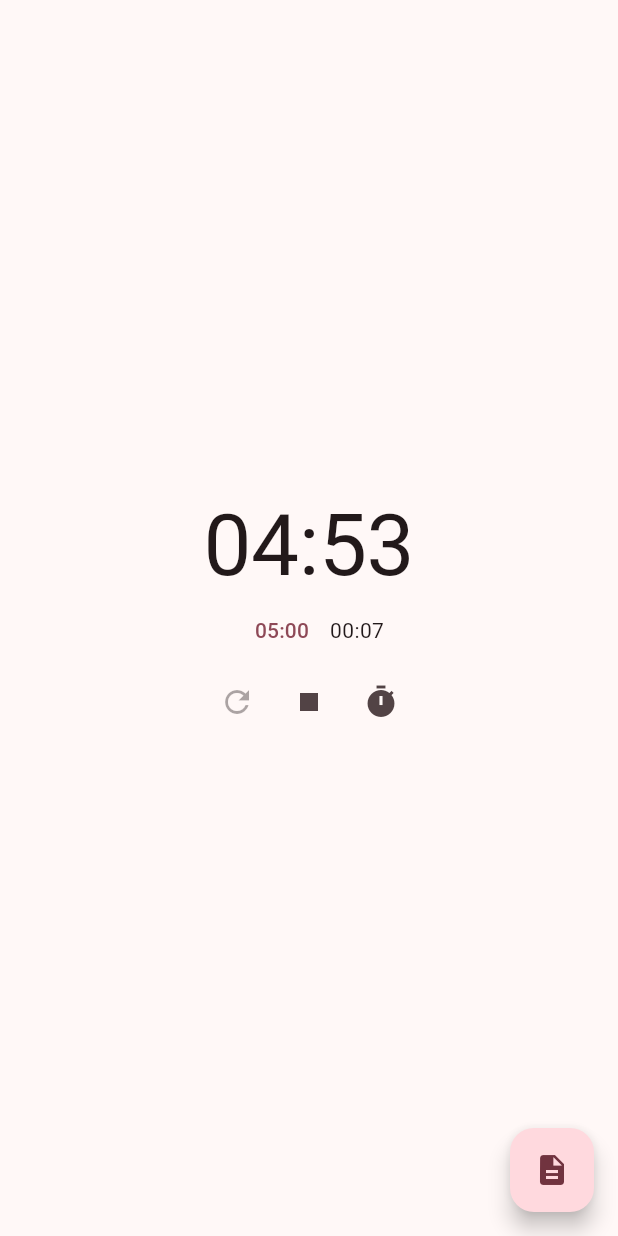
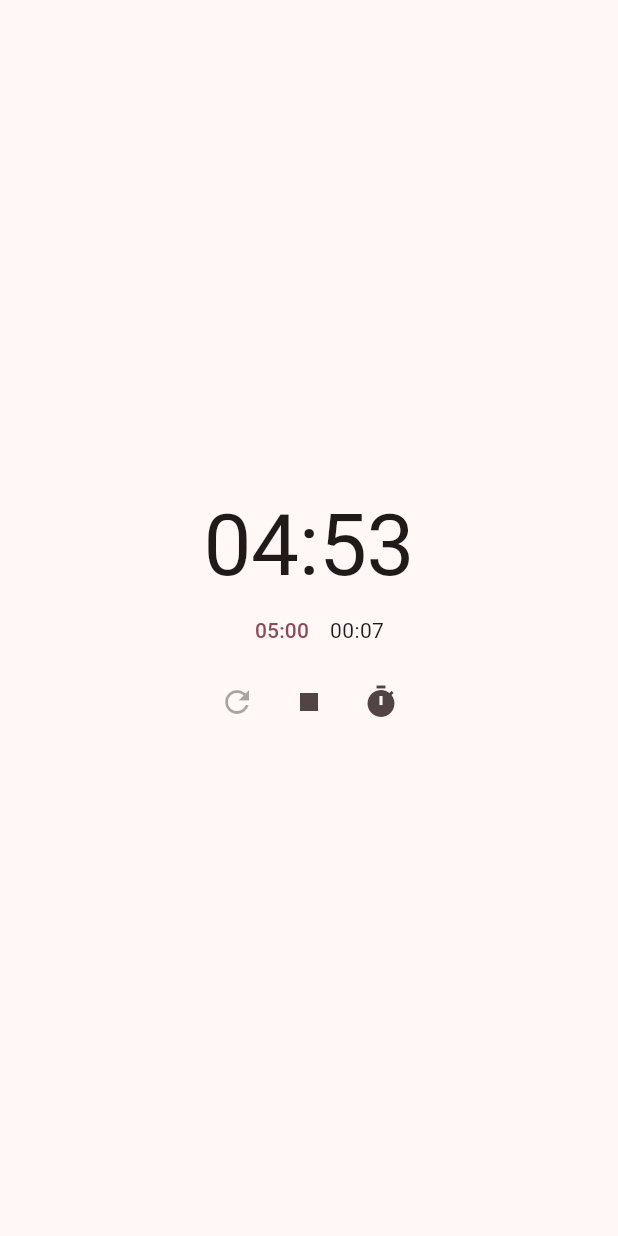
Before and after one commit to a-skua/timekeeper, a Flutter app: the screen it shows after launch, on a phone screen of 412 x 824 dp. Run offline on Flutter 3.47's test engine with Material 3 defaults, Android fonts, the phone set to English and light mode, and no system bars; our stand-ins replace audioplayers.

Commit message:
fixup! wip

```diff
--- a/lib/main.dart
+++ b/lib/main.dart
@@ -14,30 +14,11 @@
   @override
   Widget build(BuildContext context) {
     return MaterialApp(
-        title: title,
-        theme: ThemeData(
-          colorScheme: ColorScheme.fromSeed(seedColor: Colors.pink),
-          useMaterial3: true,
-        ),
-        home: Scaffold(
-          body: const Home(),
-          floatingActionButton: FloatingActionButton(
-            onPressed: () {
-              showAboutDialog(
-                context: context,
-                applicationName: title,
-                applicationVersion: '0.0.1',
-                applicationLegalese: '© 2021',
-              );
-              // PackageInfo.fromPlatform().then((info) => showAboutDialog(
-              //       context: context,
-              //       applicationName: info.appName,
-              //       applicationVersion: info.version,
-              //       applicationLegalese: info.buildNumber,
-              //     ));
-            },
-            child: const Icon(Icons.description),
-          ),
-        ));
+      title: title,
+      theme: ThemeData(
+        colorScheme: ColorScheme.fromSeed(seedColor: Colors.pink),
+      ),
+      home: const Scaffold(body: Home()),
+    );
   }
 }
--- a/lib/src/widgets/counter.dart
+++ b/lib/src/widgets/counter.dart
@@ -76,6 +76,8 @@ class CounterState extends State<Counter> {
   reset() => _resetTimer();
 
   _resetTimer() {
+    if (_isActive) return;
+
     setState(() {
       _startTime = DateTime.now();
       _lapStartTime = _startTime;
```
Also changed, not shown: pubspec.lock.
